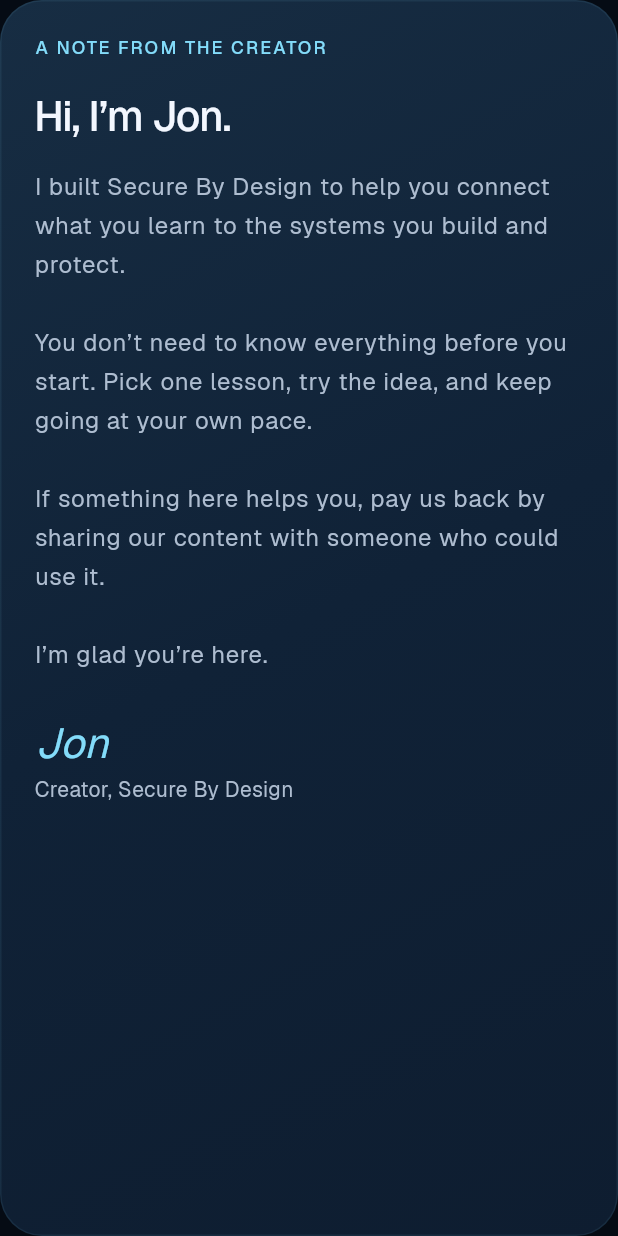
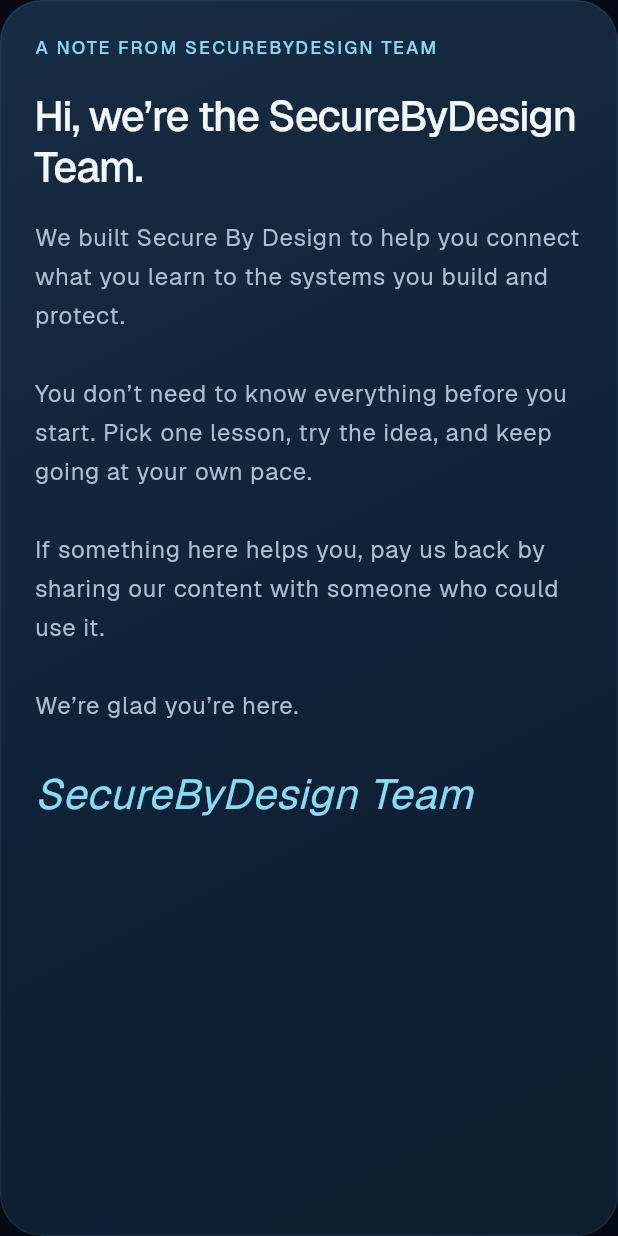
Before and after one commit to SecureByDesignInc/secure-by-design-native-app, a Flutter app: the CreatorNote widget shown alone on an empty page, opened directly, on a phone screen of 412 x 824 dp. Run offline on Flutter 3.47's test engine with Material 3 defaults, Android fonts, the phone set to English and light mode, and no system bars; our stand-ins replace share_plus, shared_preferences, webview_flutter; accounts and stored records are empty; project files that could hold a hidden picture were left out.

Commit message:
Attribute membership and onboarding notes to SecureByDesign Team

```diff
--- a/assets/membership-plans.json
+++ b/assets/membership-plans.json
@@ -1,6 +1,6 @@
 {
   "currency": "USD",
-  "creatorNote": "Start learning with what's here. If it helps you, pay us back by sharing our content. When you're ready to go deeper, I'll help you take the next step.",
+  "creatorNote": "Start learning with what's here. If it helps you, pay us back by sharing our content. When you're ready to go deeper, we'll help you take the next step.",
   "plans": [
     {
       "id": "community",
--- a/lib/screens/membership_screen.dart
+++ b/lib/screens/membership_screen.dart
@@ -161,12 +161,12 @@
                     child: Column(
                         crossAxisAlignment: CrossAxisAlignment.start,
                         children: [
-                      const Kicker('A note from Jon'),
+                      const Kicker('A note from SecureByDesign Team'),
                       const SizedBox(height: 12),
                       Text(catalog.creatorNote,
                           style: const TextStyle(height: 1.7)),
                       const SizedBox(height: 14),
-                      const Text('Jon Mifflin · Creator, Secure By Design',
+                      const Text('SecureByDesign Team',
                           style: TextStyle(color: SbdColors.muted)),
                     ])),
               ]);
--- a/lib/screens/onboarding_screen.dart
+++ b/lib/screens/onboarding_screen.dart
@@ -40,24 +40,23 @@
   @override
   Widget build(BuildContext context) => Panel(
         child: Column(crossAxisAlignment: CrossAxisAlignment.start, children: [
-          const Kicker('A note from the creator'),
+          const Kicker('A note from SecureByDesign Team'),
           const SizedBox(height: 20),
-          Text('Hi, I’m Jon.',
+          Text('Hi, we’re the SecureByDesign Team.',
               style: Theme.of(context).textTheme.headlineMedium),
           const SizedBox(height: 18),
           Text(
-              'I built Secure By Design to help you connect what you learn to the systems you build and protect.\n\n'
+              'We built Secure By Design to help you connect what you learn to the systems you build and protect.\n\n'
               'You don’t need to know everything before you start. Pick one lesson, try the idea, and keep going at your own pace.\n\n'
               'If something here helps you, pay us back by sharing our content with someone who could use it.\n\n'
-              'I’m glad you’re here.',
+              'We’re glad you’re here.',
               style: Theme.of(context).textTheme.bodyLarge),
           const SizedBox(height: 24),
-          const Text('Jon',
+          const Text('SecureByDesign Team',
               style: TextStyle(
                   fontSize: 28,
                   fontStyle: FontStyle.italic,
                   color: SbdColors.cyan)),
-          const Text('Creator, Secure By Design'),
         ]),
       );
 }
--- a/pubspec.yaml
+++ b/pubspec.yaml
@@ -1,7 +1,7 @@
 name: secure_by_design_app
 description: A native Secure By Design learning companion proof of concept.
 publish_to: none
-version: 0.4.1+17
+version: 0.4.2+18
 
 environment:
   sdk: '>=3.5.0 <4.0.0'
```
Also changed, not shown: 1 other file.
